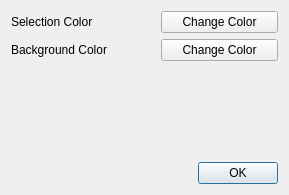
The window that src/preferencesdialog.ui (ImageProcessing-ElectronicPublications/yasw) describes before a commit, drawn with Qt 5.
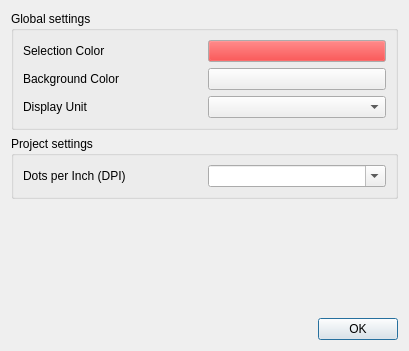
The same window after the commit.

What changed in the file:
```diff
--- a/src/preferencesdialog.ui
+++ b/src/preferencesdialog.ui
@@ -6,43 +6,125 @@
    <rect>
     <x>0</x>
     <y>0</y>
-    <width>289</width>
-    <height>195</height>
+    <width>409</width>
+    <height>351</height>
    </rect>
   </property>
   <property name="windowTitle">
    <string>YASW Preferences</string>
   </property>
+  <layout class="QVBoxLayout" name="verticalLayout">
+   <item>
+    <widget class="QGroupBox" name="groupBox">
+     <property name="title">
+      <string>Global settings</string>
+     </property>
   <layout class="QGridLayout" name="gridLayout">
-   <item row="0" column="0" colspan="2">
-    <widget class="QLabel" name="label">
+      <item row="0" column="0">
+       <widget class="QLabel" name="labelSelectColor">
      <property name="text">
       <string>Selection Color</string>
      </property>
     </widget>
    </item>
-   <item row="0" column="2">
+      <item row="0" column="1">
     <widget class="QPushButton" name="selectionColorButton">
+        <property name="palette">
+         <palette>
+          <active>
+           <colorrole role="Button">
+            <brush brushstyle="SolidPattern">
+             <color alpha="255">
+              <red>255</red>
+              <green>0</green>
+              <blue>0</blue>
+             </color>
+            </brush>
+           </colorrole>
+          </active>
+          <inactive>
+           <colorrole role="Button">
+            <brush brushstyle="SolidPattern">
+             <color alpha="255">
+              <red>255</red>
+              <green>0</green>
+              <blue>0</blue>
+             </color>
+            </brush>
+           </colorrole>
+          </inactive>
+          <disabled>
+           <colorrole role="Button">
+            <brush brushstyle="SolidPattern">
+             <color alpha="255">
+              <red>255</red>
+              <green>0</green>
+              <blue>0</blue>
+             </color>
+            </brush>
+           </colorrole>
+          </disabled>
+         </palette>
+        </property>
      <property name="text">
-      <string>Change Color</string>
+         <string/>
      </property>
     </widget>
    </item>
-   <item row="1" column="0" colspan="2">
-    <widget class="QLabel" name="label_2">
+      <item row="1" column="0">
+       <widget class="QLabel" name="labelBGColor">
      <property name="text">
       <string>Background Color</string>
      </property>
     </widget>
    </item>
-   <item row="1" column="2">
+      <item row="1" column="1">
     <widget class="QPushButton" name="backgroundColorButton">
      <property name="text">
-      <string>Change Color</string>
+         <string/>
      </property>
     </widget>
    </item>
    <item row="2" column="0">
+       <widget class="QLabel" name="labelUnit">
+        <property name="text">
+         <string>Display Unit</string>
+        </property>
+       </widget>
+      </item>
+      <item row="2" column="1">
+       <widget class="QComboBox" name="unit"/>
+      </item>
+     </layout>
+    </widget>
+   </item>
+   <item>
+    <widget class="QGroupBox" name="groupBox_2">
+     <property name="title">
+      <string>Project settings</string>
+     </property>
+     <layout class="QGridLayout" name="gridLayout_2">
+      <item row="0" column="0">
+       <widget class="QLabel" name="labelUnit_2">
+        <property name="text">
+         <string>Dots per Inch (DPI)</string>
+        </property>
+       </widget>
+      </item>
+      <item row="0" column="1">
+       <widget class="QComboBox" name="dpi">
+        <property name="styleSheet">
+         <string notr="true"/>
+        </property>
+        <property name="editable">
+         <bool>true</bool>
+        </property>
+       </widget>
+      </item>
+     </layout>
+    </widget>
+   </item>
+   <item>
     <spacer name="verticalSpacer">
      <property name="orientation">
       <enum>Qt::Vertical</enum>
@@ -55,7 +137,9 @@
      </property>
     </spacer>
    </item>
-   <item row="3" column="1">
+   <item>
+    <layout class="QHBoxLayout" name="horizontalLayout">
+     <item>
     <spacer name="horizontalSpacer">
      <property name="orientation">
       <enum>Qt::Horizontal</enum>
@@ -68,7 +152,7 @@
      </property>
     </spacer>
    </item>
-   <item row="3" column="2">
+     <item>
     <widget class="QDialogButtonBox" name="buttonBox">
      <property name="orientation">
       <enum>Qt::Horizontal</enum>
@@ -79,6 +163,8 @@
     </widget>
    </item>
   </layout>
+   </item>
+  </layout>
  </widget>
  <resources/>
  <connections>
```
Left out of the diff: 25 changed lines with no effect on the pictures. Lines whose indentation alone changed are shown as unchanged.
